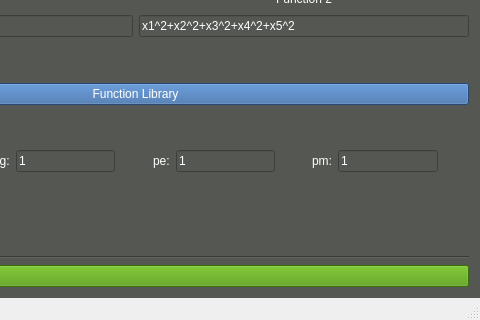
The window that uic/optimizationmainwindow.ui (AdamKrzykala/Optimization) describes before a commit, drawn with Qt 5; both pictures show x 600 to 1080 and y 400 to 720 of the 1080 by 720 pixel window.
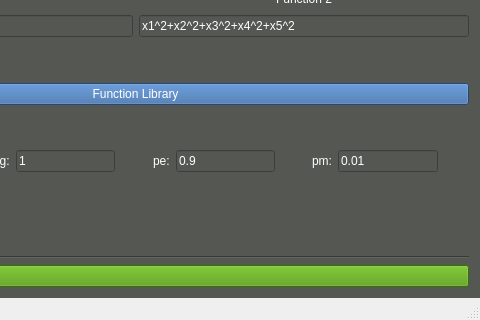
The same window after the commit. Icons and pictures are not drawn.

The edit to the form file:
```diff
--- a/uic/optimizationmainwindow.ui
+++ b/uic/optimizationmainwindow.ui
@@ -1061,7 +1061,7 @@
 color: rgb(255, 255, 255);</string>
             </property>
             <property name="text">
-             <string>1</string>
+             <string>0.9</string>
             </property>
            </widget>
           </item>
@@ -1096,7 +1096,7 @@
 color: rgb(255, 255, 255);</string>
             </property>
             <property name="text">
-             <string>1</string>
+             <string>0.01</string>
             </property>
            </widget>
           </item>
```
